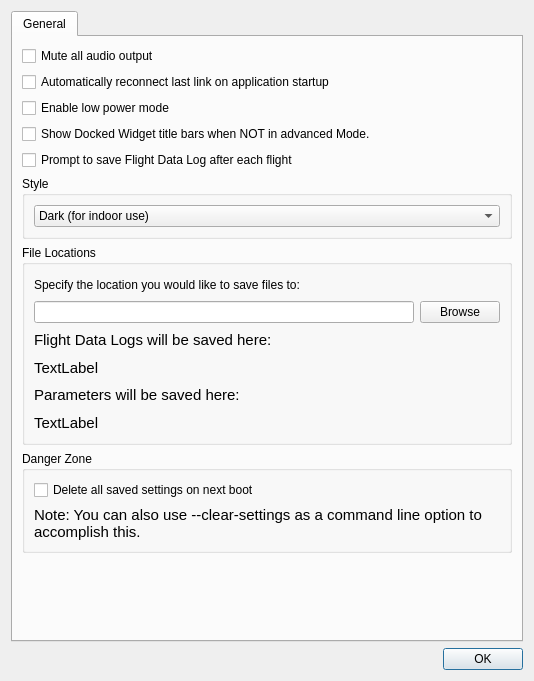
This is src/ui/SettingsDialog.ui in mavlink/qgroundcontrol as Qt 5 draws it before an edit. The edited form follows.
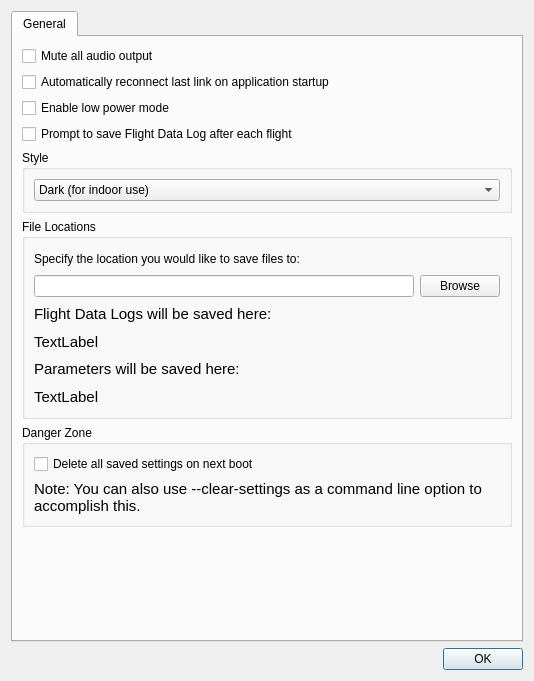
This is the edited form. Icons and pictures are not drawn.

Commit message: Remove title bar on/off support

Diff of the .ui file:
```diff
--- a/src/ui/SettingsDialog.ui
+++ b/src/ui/SettingsDialog.ui
@@ -62,16 +62,6 @@
          </property>
         </widget>
        </item>
-       <item>
-        <widget class="QCheckBox" name="titleBarCheckBox">
-         <property name="text">
-          <string>Show Docked Widget title bars when NOT in advanced Mode.</string>
-         </property>
-         <property name="checked">
-          <bool>false</bool>
-         </property>
-        </widget>
-       </item>
        <item>
         <widget class="QCheckBox" name="promptFlightDataSave">
          <property name="text">
```
The commit also changes 1 other file.
